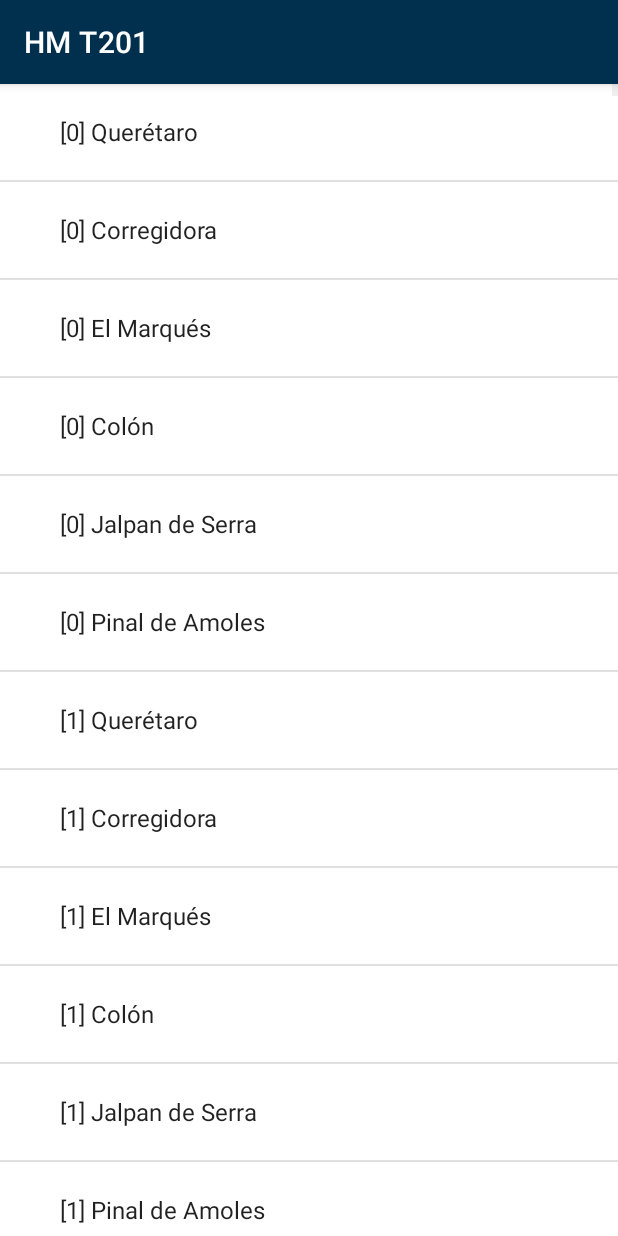
After one commit to zavaletadev/t201-dapps, an Android app: the ListViewEjemploActivity screen opened directly, with no data from a screen before it, on a phone screen of 412 x 824 dp. The commit adds this screen. Run offline under Robolectric (Android 15) with nearby library versions, the phone set to English and light mode, and no system bars; network calls fail.

Commit message:
Ejemplo de ListView con datos locales

```diff
--- a/app/src/main/AndroidManifest.xml
+++ b/app/src/main/AndroidManifest.xml
@@ -1,7 +1,6 @@
 <?xml version="1.0" encoding="utf-8"?>
 <manifest xmlns:android="http://schemas.android.com/apk/res/android"
     package="mx.edu.uteq.dapps.holamundo">
-
     <!--
     Los permisos de android se listan en este archivo desde de la etiqueta
     manifest
@@ -13,13 +12,16 @@
     <uses-permission android:name="android.permission.INTERNET" />
 
     <application
-        android:usesCleartextTraffic="true"
         android:allowBackup="true"
         android:icon="@mipmap/ic_launcher"
         android:label="@string/nombre_app_corto"
         android:roundIcon="@mipmap/ic_launcher_round"
         android:supportsRtl="true"
-        android:theme="@style/Theme.HolaMundo">
+        android:theme="@style/Theme.HolaMundo"
+        android:usesCleartextTraffic="true">
+        <activity
+            android:name=".ListViewEjemploActivity"
+            android:exported="false" />
         <activity
             android:name=".IntroServiciosActivity"
             android:exported="false" />
--- /dev/null
+++ b/app/src/main/java/mx/edu/uteq/dapps/holamundo/ListViewEjemploActivity.java
@@ -0,0 +1,76 @@
+package mx.edu.uteq.dapps.holamundo;
+
+import androidx.appcompat.app.AppCompatActivity;
+
+import android.os.Bundle;
+import android.widget.ArrayAdapter;
+
+import java.util.ArrayList;
+import java.util.List;
+
+import mx.edu.uteq.dapps.holamundo.databinding.ActivityListViewEjemploBinding;
+
+public class ListViewEjemploActivity extends AppCompatActivity {
+
+    /*
+    Utilizamos autoBindingView
+     */
+    private ActivityListViewEjemploBinding binding;
+
+    /*
+    Para mostrar elementos dentro de un ListView
+    necesitamos los siguientes elementos:
+    1.- Referencia a un ListView (id) [N/A si usas bindingView]
+    2.- Colección de datos (List<String>)
+    3.- Adaptador del tipo de la colección
+        3.1.- Contexto
+        3.2.- Layout del diseño de cada elemento (item)
+        3.3.- Referencia a la colección de datos
+    4.- Conectar la referencia del ListView con el adaptador
+     */
+    private List<String> mpios;
+
+    //Los adaptadores y la colección deben
+    //ser del mismo tipo de dato
+    private ArrayAdapter<String> adaptador;
+
+
+    @Override
+    protected void onCreate(Bundle savedInstanceState) {
+        super.onCreate(savedInstanceState);
+        //Ligamos a binding con la vista (XML)
+        binding = ActivityListViewEjemploBinding.inflate(getLayoutInflater());
+        setContentView(binding.getRoot());
+
+        /*
+        Vamos a crear elementos para nuestra colección de datos
+         */
+        mpios = new ArrayList<>();
+        for (int i = 0; i <= 1000; i++)
+        {
+            mpios.add("["+i+"] Querétaro");
+            mpios.add("["+i+"] Corregidora");
+            mpios.add("["+i+"] El Marqués");
+            mpios.add("["+i+"] Colón");
+            mpios.add("["+i+"] Jalpan de Serra");
+            mpios.add("["+i+"] Pinal de Amoles");
+        }
+
+
+        /*
+        Inicializamos el adaptador con sus respectiso parámetros
+        1.- Contexto
+        2.- Layout del diseño de cada elemento (item)
+        3.- Referencia a la colección de datos
+         */
+        adaptador = new ArrayAdapter<>(
+            ListViewEjemploActivity.this,
+            android.R.layout.simple_expandable_list_item_1,
+            mpios
+        );
+
+        //Conectamos el adaptador al componente
+        binding.lvEjemploLocal.setAdapter(adaptador);
+
+    }
+}
--- a/app/src/main/java/mx/edu/uteq/dapps/holamundo/MenuActivity.java
+++ b/app/src/main/java/mx/edu/uteq/dapps/holamundo/MenuActivity.java
@@ -212,5 +212,15 @@ public class MenuActivity extends AppCompatActivity {
             );
         });
 
+        //L¡Ejemplo listview local
+        binding.btnListview.setOnClickListener(view -> {
+            startActivity(
+                new Intent(
+                        MenuActivity.this,
+                        ListViewEjemploActivity.class
+                )
+            );
+        });
+
     } // termina oncreate
 } // termina la clase
--- /dev/null
+++ b/app/src/main/res/layout/activity_list_view_ejemplo.xml
@@ -0,0 +1,21 @@
+<?xml version="1.0" encoding="utf-8"?>
+<LinearLayout xmlns:android="http://schemas.android.com/apk/res/android"
+    xmlns:app="http://schemas.android.com/apk/res-auto"
+    xmlns:tools="http://schemas.android.com/tools"
+    android:layout_width="match_parent"
+    android:layout_height="match_parent"
+    tools:context=".ListViewEjemploActivity"
+    android:orientation="vertical">
+
+    <!--
+    Los ListView por defecto contienen un Scroll, por lo que
+    NO PODEMOS AGREGARLOS DENTRO DE UN NestedScrollView,
+    el componente padre de un ListView, preferentemente debería
+    ser un SwipeRefresh, LinearLayout o ConstraintLayout
+    -->
+    <ListView
+        android:id="@+id/lv_ejemplo_local"
+        android:layout_width="match_parent"
+        android:layout_height="wrap_content" />
+
+</LinearLayout>
--- a/app/src/main/res/layout/activity_menu.xml
+++ b/app/src/main/res/layout/activity_menu.xml
@@ -102,6 +102,13 @@
                 android:layout_margin="8dp"
                 android:text="Intro. Servicios" />
 
+            <Button
+                android:id="@+id/btn_listview"
+                android:layout_width="match_parent"
+                android:layout_height="wrap_content"
+                android:layout_margin="8dp"
+                android:text="ListView Simple (Local)" />
+
         </LinearLayout>
 
 </androidx.core.widget.NestedScrollView>
```
